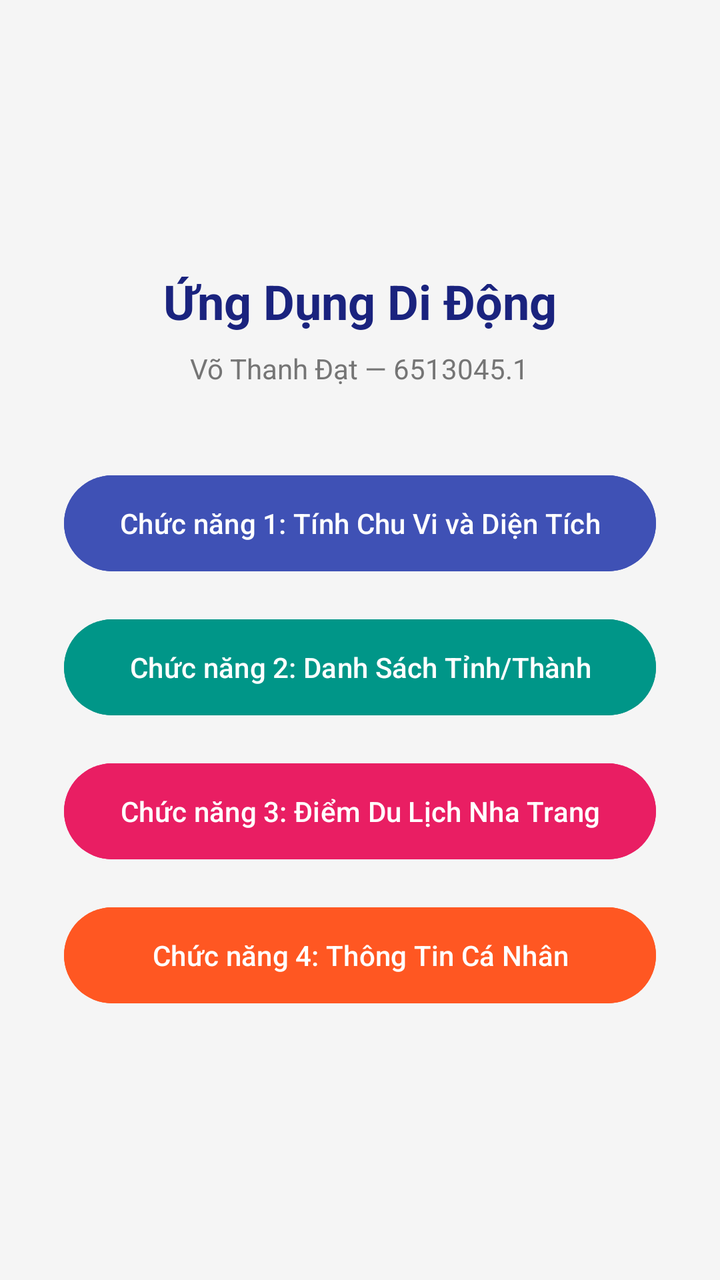
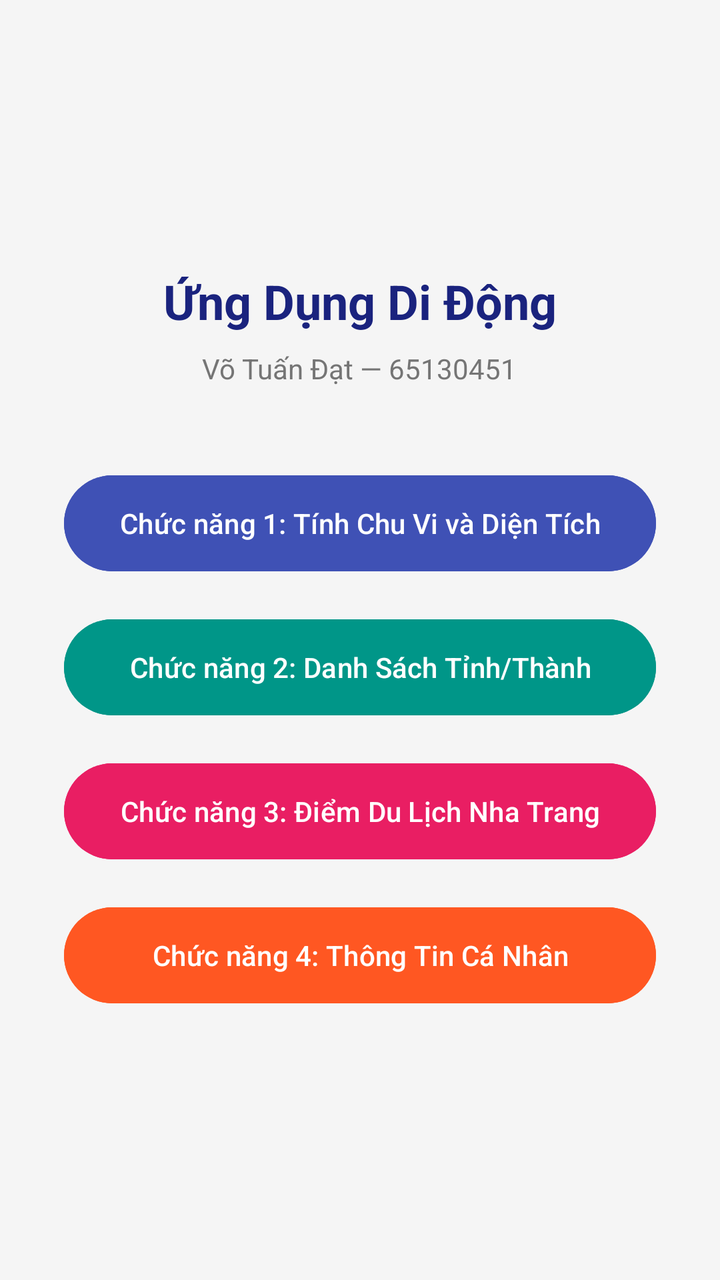

Compare the two renders of this Android layout. The source of the first and the diff that turns it into the second are given below.
<!-- AndroidManifest.xml: application theme Theme.Material3.DayNight.NoActionBar -->
<!-- res/layout/activity_main.xml -->
<?xml version="1.0" encoding="utf-8"?>
<LinearLayout xmlns:android="http://schemas.android.com/apk/res/android"
    android:layout_width="match_parent"
    android:layout_height="match_parent"
    android:orientation="vertical"
    android:gravity="center"
    android:padding="32dp"
    android:background="#F5F5F5">

    <TextView
        android:layout_width="wrap_content"
        android:layout_height="wrap_content"
        android:text="Ứng Dụng Di Động"
        android:textSize="24sp"
        android:textStyle="bold"
        android:textColor="#1A237E"
        android:layout_marginBottom="8dp"/>

    <TextView
        android:layout_width="wrap_content"
        android:layout_height="wrap_content"
        android:text="Võ Thanh Đạt — 6513045.1"
        android:textSize="14sp"
        android:textColor="#757575"
        android:layout_marginBottom="40dp"/>

    
    <Button
        android:id="@+id/btnChucNang1"
        android:layout_width="match_parent"
        android:layout_height="56dp"
        android:text="Chức năng 1: Tính Chu Vi và Diện Tích"
        android:backgroundTint="#3F51B5"
        android:textColor="#FFFFFF"
        android:layout_marginBottom="16dp"/>

    
    <Button
        android:id="@+id/btnChucNang2"
        android:layout_width="match_parent"
        android:layout_height="56dp"
        android:text="Chức năng 2: Danh Sách Tỉnh/Thành"
        android:backgroundTint="#009688"
        android:textColor="#FFFFFF"
        android:layout_marginBottom="16dp"/>

    
    <Button
        android:id="@+id/btnChucNang3"
        android:layout_width="match_parent"
        android:layout_height="56dp"
        android:text="Chức năng 3: Điểm Du Lịch Nha Trang"
        android:backgroundTint="#E91E63"
        android:textColor="#FFFFFF"
        android:layout_marginBottom="16dp"/>

    
    <Button
        android:id="@+id/btnChucNang4"
        android:layout_width="match_parent"
        android:layout_height="56dp"
        android:text="Chức năng 4: Thông Tin Cá Nhân"
        android:backgroundTint="#FF5722"
        android:textColor="#FFFFFF"/>

</LinearLayout>
<!-- resources referenced by this layout -->
<resources>

</resources>

<!-- the commit's change to res/layout/activity_main.xml (unified diff, before → after) -->
@@ -19,12 +19,10 @@
     <TextView
         android:layout_width="wrap_content"
         android:layout_height="wrap_content"
-        android:text="Võ Thanh Đạt — 6513045.1"
+        android:text="Võ Tuấn Đạt — 65130451"
         android:textSize="14sp"
         android:textColor="#757575"
         android:layout_marginBottom="40dp"/>
-
-    
     <Button
         android:id="@+id/btnChucNang1"
         android:layout_width="match_parent"
@@ -34,7 +32,6 @@
         android:textColor="#FFFFFF"
         android:layout_marginBottom="16dp"/>
 
-    
     <Button
         android:id="@+id/btnChucNang2"
         android:layout_width="match_parent"
@@ -44,7 +41,6 @@
         android:textColor="#FFFFFF"
         android:layout_marginBottom="16dp"/>
 
-    
     <Button
         android:id="@+id/btnChucNang3"
         android:layout_width="match_parent"
@@ -54,7 +50,6 @@
         android:textColor="#FFFFFF"
         android:layout_marginBottom="16dp"/>
 
-    
     <Button
         android:id="@+id/btnChucNang4"
         android:layout_width="match_parent"
